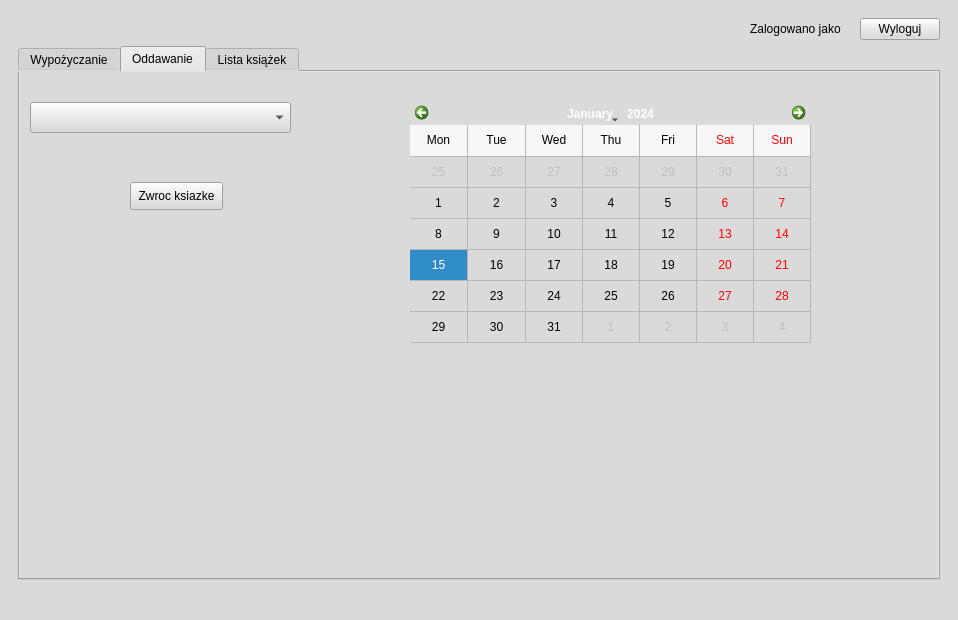
Old version of the form QT_files/mainwindow.ui in the repository Sebastian029/Projekt-Cpp-v.2.
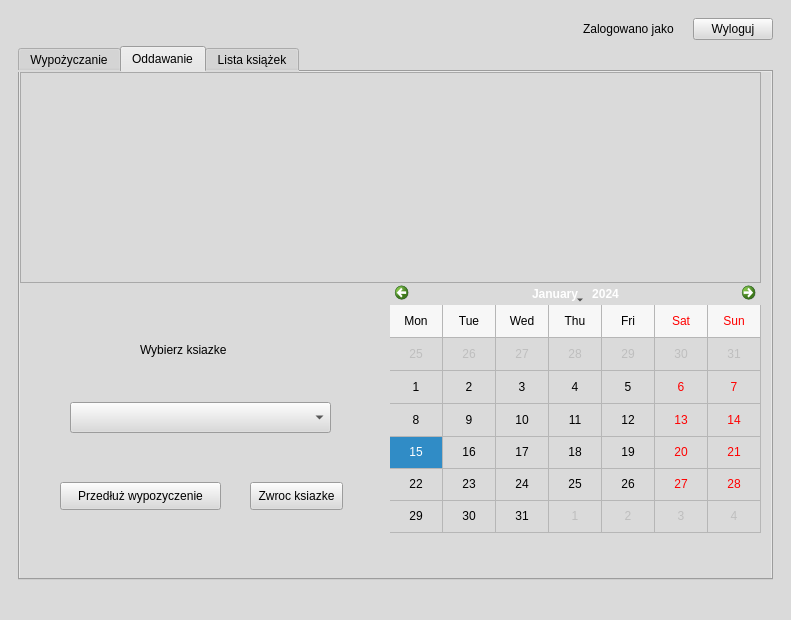
New version of the form. The open tabs and pages were chosen to show the change. Icons and pictures are not drawn.

```diff
--- a/QT_files/mainwindow.ui
+++ b/QT_files/mainwindow.ui
@@ -6,7 +6,7 @@
    <rect>
     <x>0</x>
     <y>0</y>
-    <width>958</width>
+    <width>791</width>
     <height>620</height>
    </rect>
   </property>
@@ -910,8 +910,8 @@
              <widget class="QComboBox" name="comboBox_oddawanie">
               <property name="geometry">
                <rect>
-                <x>10</x>
-                <y>30</y>
+                <x>50</x>
+                <y>330</y>
                 <width>261</width>
                 <height>31</height>
                </rect>
@@ -920,8 +920,8 @@
              <widget class="QPushButton" name="pushButton_oddawanie">
               <property name="geometry">
                <rect>
-                <x>110</x>
-                <y>110</y>
+                <x>230</x>
+                <y>410</y>
                 <width>93</width>
                 <height>28</height>
                </rect>
@@ -933,10 +933,10 @@
              <widget class="QCalendarWidget" name="calendarWidget">
               <property name="geometry">
                <rect>
-                <x>390</x>
-                <y>30</y>
-                <width>401</width>
-                <height>241</height>
+                <x>370</x>
+                <y>210</y>
+                <width>371</width>
+                <height>251</height>
                </rect>
               </property>
               <property name="autoFillBackground">
@@ -965,6 +965,81 @@
                <bool>true</bool>
               </property>
              </widget>
+             <widget class="QPushButton" name="pushButton_przedluz">
+              <property name="geometry">
+               <rect>
+                <x>40</x>
+                <y>410</y>
+                <width>161</width>
+                <height>28</height>
+               </rect>
+              </property>
+              <property name="text">
+               <string>Przedłuż wypozyczenie</string>
+              </property>
+             </widget>
+             <widget class="QTableWidget" name="tableWidget_daty">
+              <property name="geometry">
+               <rect>
+                <x>0</x>
+                <y>0</y>
+                <width>741</width>
+                <height>211</height>
+               </rect>
+              </property>
+              <property name="editTriggers">
+               <set>QAbstractItemView::NoEditTriggers</set>
+              </property>
+              <property name="sortingEnabled">
+               <bool>true</bool>
+              </property>
+              <property name="cornerButtonEnabled">
+               <bool>true</bool>
+              </property>
+              <attribute name="horizontalHeaderVisible">
+               <bool>false</bool>
+              </attribute>
+              <attribute name="horizontalHeaderCascadingSectionResizes">
+               <bool>false</bool>
+              </attribute>
+              <attribute name="horizontalHeaderStretchLastSection">
+               <bool>true</bool>
+              </attribute>
+              <attribute name="verticalHeaderVisible">
+               <bool>false</bool>
+              </attribute>
+              <attribute name="verticalHeaderCascadingSectionResizes">
+               <bool>false</bool>
+              </attribute>
+              <column>
+               <property name="text">
+                <string>Tytul</string>
+               </property>
+              </column>
+              <column>
+               <property name="text">
+                <string>Data wypozyczenia</string>
+               </property>
+              </column>
+              <column>
+               <property name="text">
+                <string>Planowana data oddania</string>
+               </property>
+              </column>
+             </widget>
+             <widget class="QLabel" name="label_10">
+              <property name="geometry">
+               <rect>
+                <x>120</x>
+                <y>270</y>
+                <width>141</width>
+                <height>16</height>
+               </rect>
+              </property>
+              <property name="text">
+               <string>Wybierz ksiazke</string>
+              </property>
+             </widget>
             </widget>
             <widget class="QWidget" name="ksiazki">
              <attribute name="title">
```
Left out of the diff: 86 changed lines with no effect on the pictures.
